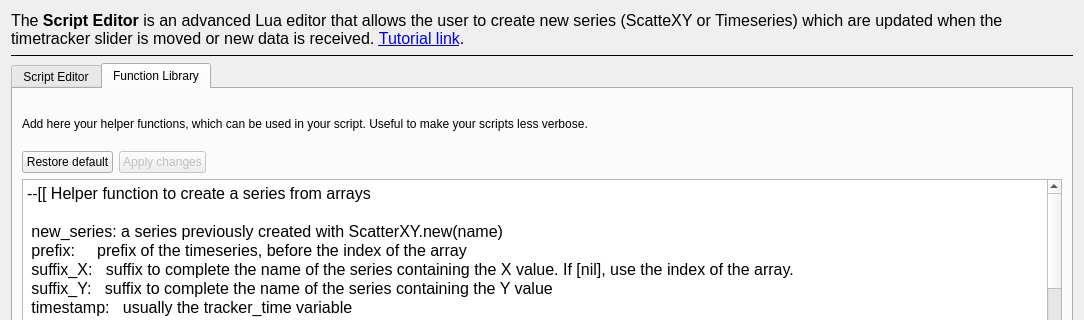
Before: the Qt Designer form plotjuggler_plugins/ToolboxLuaEditor/lua_editor.ui in Bartimaeus-/PlotJuggler, drawn with Qt 5; both pictures show x 0 to 1084 and y 0 to 320 of the 1084 by 627 pixel window.
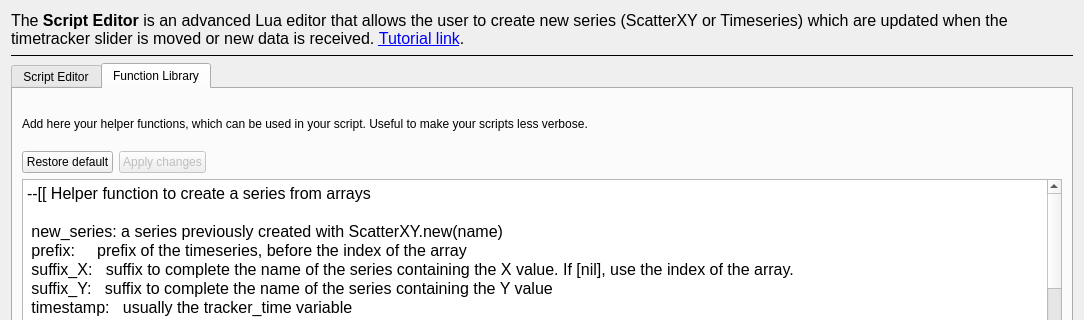
After: the same form once the commit is applied. Custom widgets are drawn as their Qt base class.

Commit message: fix ui file header reference for custom widget

Patch:
```diff
--- a/plotjuggler_plugins/ToolboxLuaEditor/lua_editor.ui
+++ b/plotjuggler_plugins/ToolboxLuaEditor/lua_editor.ui
@@ -22,7 +22,7 @@
       </font>
      </property>
      <property name="text">
-      <string>&lt;html&gt;&lt;head/&gt;&lt;body&gt;&lt;p&gt;The &lt;span style=&quot; font-weight:600;&quot;&gt;Script Editor &lt;/span&gt;is an advanced Lua editor that allows the user to create new series (ScatteXY or Timeseries) which are updated when the timetracker slider is moved or new data is received. &lt;a href=&quot;https://slides.com/davidefaconti/plotjuggler-reactive-scripts/fullscreen&quot;&gt;&lt;span style=&quot; text-decoration: underline; color:#0000ff;&quot;&gt;Tutorial link&lt;/span&gt;&lt;/a&gt;.&lt;/p&gt;&lt;/body&gt;&lt;/html&gt;</string>
+      <string>&lt;html&gt;&lt;head/&gt;&lt;body&gt;&lt;p&gt;The &lt;span style=&quot; font-weight:600;&quot;&gt;Script Editor &lt;/span&gt;is an advanced Lua editor that allows the user to create new series (ScatterXY or Timeseries) which are updated when the timetracker slider is moved or new data is received. &lt;a href=&quot;https://slides.com/davidefaconti/plotjuggler-reactive-scripts/fullscreen&quot;&gt;&lt;span style=&quot; text-decoration: underline; color:#0000ff;&quot;&gt;Tutorial link&lt;/span&gt;&lt;/a&gt;.&lt;/p&gt;&lt;/body&gt;&lt;/html&gt;</string>
      </property>
      <property name="wordWrap">
       <bool>true</bool>
```
Left out of the diff: 2 changed lines with no effect on the pictures. The commit also changes 1 other file.
